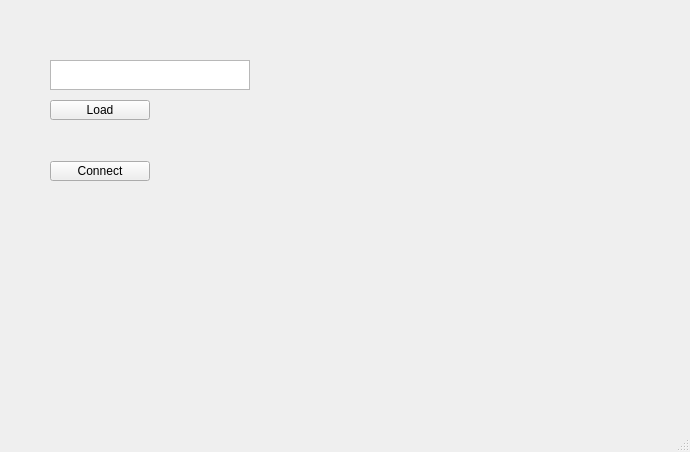
First picture: the form in AudioUI.ui, repository gavrilenkoof/AudioUI, before the edit.
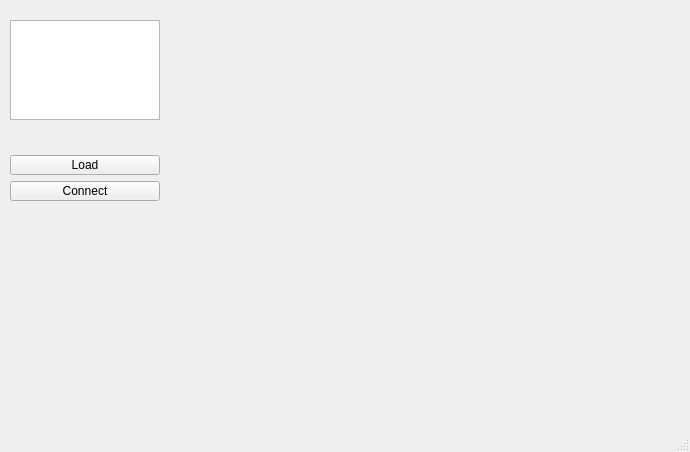
Second picture: the form after the edit.

Patch:
```diff
--- a/AudioUI.ui
+++ b/AudioUI.ui
@@ -16,64 +16,40 @@
     <height>452</height>
    </size>
   </property>
-  <property name="maximumSize">
-   <size>
-    <width>690</width>
-    <height>452</height>
-   </size>
-  </property>
   <property name="windowTitle">
    <string>MainWindow</string>
   </property>
   <widget class="QWidget" name="centralwidget">
-   <widget class="QTextBrowser" name="textBrowser">
-    <property name="geometry">
-     <rect>
-      <x>50</x>
-      <y>60</y>
-      <width>200</width>
-      <height>30</height>
-     </rect>
-    </property>
-    <property name="minimumSize">
-     <size>
-      <width>200</width>
-      <height>30</height>
-     </size>
-    </property>
-    <property name="maximumSize">
-     <size>
-      <width>200</width>
-      <height>30</height>
-     </size>
-    </property>
-   </widget>
    <widget class="QWidget" name="">
     <property name="geometry">
      <rect>
-      <x>50</x>
-      <y>100</y>
-      <width>102</width>
-      <height>81</height>
+      <x>10</x>
+      <y>20</y>
+      <width>154</width>
+      <height>181</height>
      </rect>
     </property>
-    <layout class="QVBoxLayout" name="verticalLayout">
+    <layout class="QVBoxLayout" name="verticalLayout_3">
      <item>
-      <widget class="QToolButton" name="load_wav_file_btn">
+      <layout class="QVBoxLayout" name="verticalLayout_2">
+       <item>
+        <widget class="QTextBrowser" name="text_brows_wav_file_info">
        <property name="minimumSize">
         <size>
-         <width>100</width>
-         <height>20</height>
+           <width>150</width>
+           <height>50</height>
         </size>
        </property>
        <property name="maximumSize">
         <size>
          <width>100</width>
-         <height>20</height>
-        </size>
-       </property>
-       <property name="text">
-        <string>Load</string>
+           <height>100</height>
+          </size>
+         </property>
+         <property name="font">
+          <font>
+           <pointsize>9</pointsize>
+          </font>
        </property>
       </widget>
      </item>
@@ -85,16 +61,39 @@
        <property name="sizeHint" stdset="0">
         <size>
          <width>20</width>
-         <height>40</height>
+           <height>10</height>
         </size>
        </property>
       </spacer>
      </item>
+      </layout>
+     </item>
      <item>
-      <widget class="QToolButton" name="connect_to_server_btn">
+      <layout class="QVBoxLayout" name="verticalLayout">
+       <item>
+        <widget class="QToolButton" name="btn_load_wav_file">
        <property name="minimumSize">
+          <size>
+           <width>150</width>
+           <height>20</height>
+          </size>
+         </property>
+         <property name="maximumSize">
         <size>
          <width>100</width>
+           <height>20</height>
+          </size>
+         </property>
+         <property name="text">
+          <string>Load</string>
+         </property>
+        </widget>
+       </item>
+       <item>
+        <widget class="QToolButton" name="btn_connect_to_server">
+         <property name="minimumSize">
+          <size>
+           <width>150</width>
          <height>20</height>
         </size>
        </property>
@@ -108,6 +107,8 @@
         <string>Connect</string>
        </property>
       </widget>
+       </item>
+      </layout>
      </item>
     </layout>
    </widget>
```
Left out of the diff: 2 changed lines with no effect on the pictures. Lines whose indentation alone changed are shown as unchanged.
